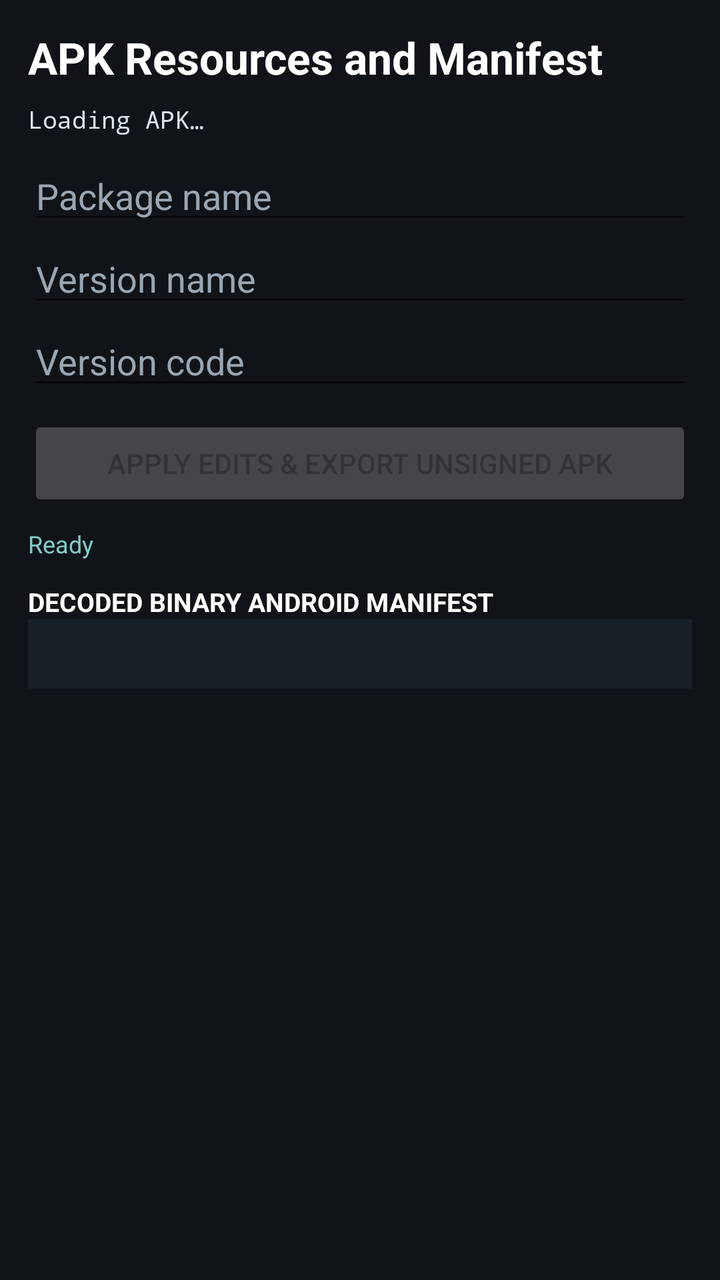
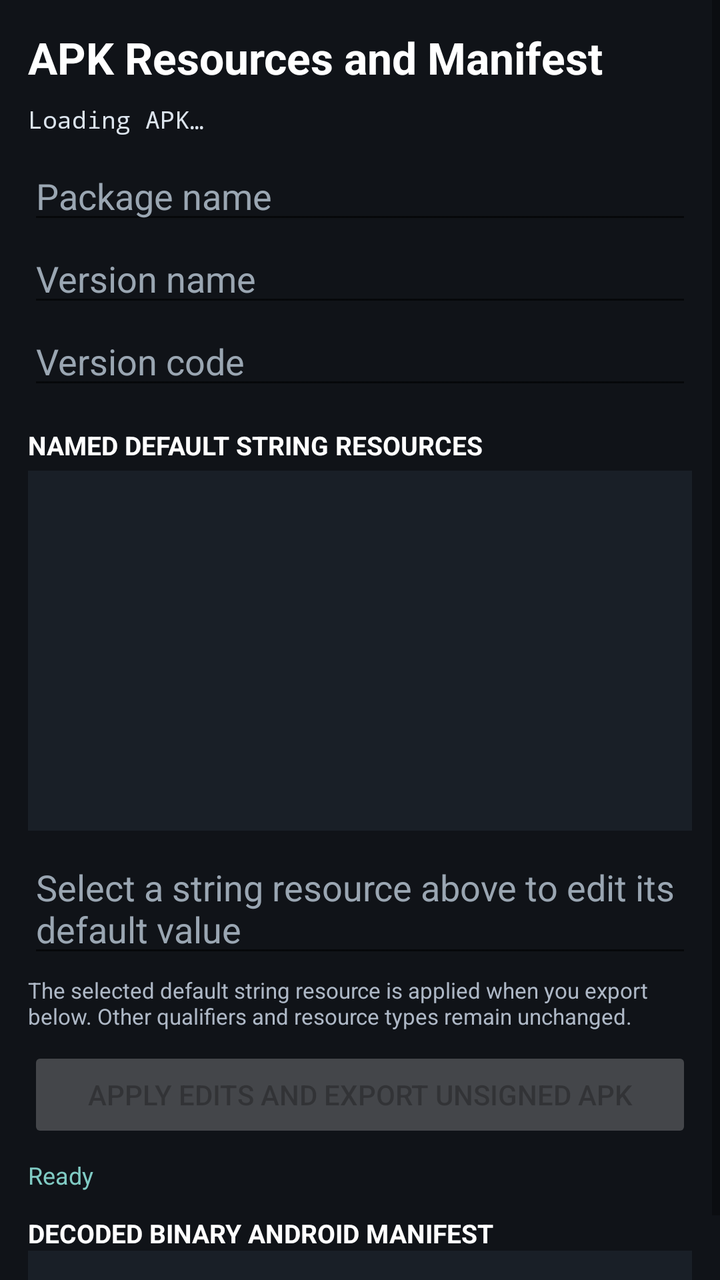

Before-and-after screenshots of an Android layout around one commit, followed by the original layout XML and the change that was made.
<!-- AndroidManifest.xml: application theme Theme.App -->
<!-- res/layout/activity_apk_resources.xml -->
<?xml version="1.0" encoding="utf-8"?>
<ScrollView xmlns:android="http://schemas.android.com/apk/res/android"
    android:layout_width="match_parent"
    android:layout_height="match_parent"
    android:fillViewport="true"
    android:background="#101318">

    <LinearLayout
        android:layout_width="match_parent"
        android:layout_height="wrap_content"
        android:orientation="vertical"
        android:padding="14dp">

        <TextView
            android:layout_width="match_parent"
            android:layout_height="wrap_content"
            android:text="APK Resources and Manifest"
            android:textColor="#FFFFFF"
            android:textSize="22sp"
            android:textStyle="bold" />

        <TextView
            android:id="@+id/resourceSummary"
            android:layout_width="match_parent"
            android:layout_height="wrap_content"
            android:layout_marginTop="8dp"
            android:text="Loading APK…"
            android:textColor="#DCE4ED"
            android:textSize="12sp"
            android:fontFamily="monospace" />

        <EditText
            android:id="@+id/resourcePackageName"
            android:layout_width="match_parent"
            android:layout_height="wrap_content"
            android:layout_marginTop="8dp"
            android:hint="Package name"
            android:singleLine="true"
            android:inputType="textNoSuggestions"
            android:textColor="#FFFFFF"
            android:textColorHint="#9AA6B2" />

        <EditText
            android:id="@+id/resourceVersionName"
            android:layout_width="match_parent"
            android:layout_height="wrap_content"
            android:hint="Version name"
            android:singleLine="true"
            android:inputType="text"
            android:textColor="#FFFFFF"
            android:textColorHint="#9AA6B2" />

        <EditText
            android:id="@+id/resourceVersionCode"
            android:layout_width="match_parent"
            android:layout_height="wrap_content"
            android:hint="Version code"
            android:singleLine="true"
            android:inputType="number"
            android:textColor="#FFFFFF"
            android:textColorHint="#9AA6B2" />

        <Button
            android:id="@+id/resourceSaveButton"
            android:layout_width="match_parent"
            android:layout_height="wrap_content"
            android:layout_marginTop="8dp"
            android:text="Apply edits &amp; export unsigned APK"
            android:enabled="false" />

        <ProgressBar
            android:id="@+id/resourceProgress"
            style="?android:attr/progressBarStyleHorizontal"
            android:layout_width="match_parent"
            android:layout_height="4dp"
            android:layout_marginTop="8dp"
            android:indeterminate="true"
            android:visibility="gone" />

        <TextView
            android:id="@+id/resourceStatus"
            android:layout_width="match_parent"
            android:layout_height="wrap_content"
            android:layout_marginTop="8dp"
            android:text="Ready"
            android:textColor="#80CBC4"
            android:textSize="12sp" />

        <TextView
            android:layout_width="match_parent"
            android:layout_height="wrap_content"
            android:layout_marginTop="12dp"
            android:text="DECODED BINARY ANDROID MANIFEST"
            android:textColor="#FFFFFF"
            android:textStyle="bold"
            android:textSize="13sp" />

        <TextView
            android:id="@+id/resourceManifestText"
            android:layout_width="match_parent"
            android:layout_height="wrap_content"
            android:padding="10dp"
            android:background="#191F27"
            android:textColor="#E5EAF0"
            android:textSize="11sp"
            android:fontFamily="monospace"
            android:textIsSelectable="true" />
    </LinearLayout>
</ScrollView>
<!-- resources referenced by this layout -->
<resources>
  <style name="Theme.App" parent="android:Theme.Material.Light">
          <item name="android:colorPrimary">@color/primary</item>
      </style>
  <color name="primary">#FF6200EE</color>
</resources>

<!-- the commit's change to res/layout/activity_apk_resources.xml (unified diff, before → after) -->
@@ -60,12 +60,50 @@
             android:textColor="#FFFFFF"
             android:textColorHint="#9AA6B2" />
 
+        <TextView
+            android:layout_width="match_parent"
+            android:layout_height="wrap_content"
+            android:layout_marginTop="14dp"
+            android:text="NAMED DEFAULT STRING RESOURCES"
+            android:textColor="#FFFFFF"
+            android:textStyle="bold"
+            android:textSize="13sp" />
+
+        <ListView
+            android:id="@+id/resourceStringList"
+            android:layout_width="match_parent"
+            android:layout_height="180dp"
+            android:layout_marginTop="4dp"
+            android:background="#191F27"
+            android:divider="#303944"
+            android:dividerHeight="1dp" />
+
+        <EditText
+            android:id="@+id/resourceStringValue"
+            android:layout_width="match_parent"
+            android:layout_height="wrap_content"
+            android:layout_marginTop="6dp"
+            android:minLines="2"
+            android:gravity="top|start"
+            android:hint="Select a string resource above to edit its default value"
+            android:inputType="textMultiLine"
+            android:textColor="#FFFFFF"
+            android:textColorHint="#9AA6B2" />
+
+        <TextView
+            android:layout_width="match_parent"
+            android:layout_height="wrap_content"
+            android:layout_marginTop="4dp"
+            android:text="The selected default string resource is applied when you export below. Other qualifiers and resource types remain unchanged."
+            android:textColor="#AEB8C6"
+            android:textSize="11sp" />
+
         <Button
             android:id="@+id/resourceSaveButton"
             android:layout_width="match_parent"
             android:layout_height="wrap_content"
             android:layout_marginTop="8dp"
-            android:text="Apply edits &amp; export unsigned APK"
+            android:text="Apply edits and export unsigned APK"
             android:enabled="false" />
 
         <ProgressBar
